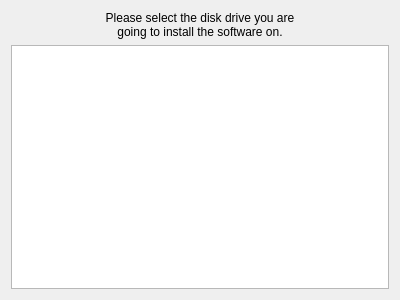
fw-dev/translations, file FWAdminLib/WinMagicFiles/MyPropertyPage2.ui: the form before one commit.
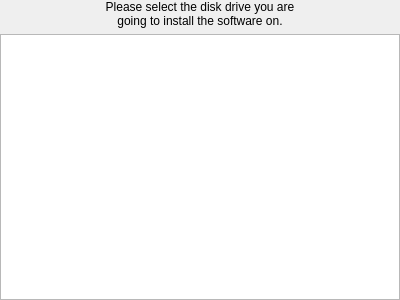
The form after the commit. Custom widgets are drawn as their Qt base class.

```diff
--- a/FWAdminLib/WinMagicFiles/MyPropertyPage2.ui
+++ b/FWAdminLib/WinMagicFiles/MyPropertyPage2.ui
@@ -12,7 +12,10 @@
   <property name="windowTitle" >
    <string>Select Scan Volume</string>
   </property>
-  <layout class="QVBoxLayout" name="verticalLayout" >
+  <layout class="QVBoxLayout" name="verticalLayout">
+   <property name="margin">
+    <number>0</number>
+   </property>
    <item>
     <widget class="QLabel" name="label" >
      <property name="text" >
@@ -25,10 +28,33 @@
     </widget>
    </item>
    <item>
-    <widget class="QListView" name="selectDriveLB" />
+    <widget class="StyledTreeView" name="selectDriveLB">
+     <property name="editTriggers">
+      <set>QAbstractItemView::NoEditTriggers</set>
+     </property>
+     <property name="rootIsDecorated">
+      <bool>false</bool>
+     </property>
+     <property name="headerHidden">
+      <bool>true</bool>
+     </property>
+     <attribute name="headerVisible">
+      <bool>false</bool>
+     </attribute>
+     <attribute name="headerCascadingSectionResizes">
+      <bool>false</bool>
+     </attribute>
+    </widget>
    </item>
   </layout>
  </widget>
+ <customwidgets>
+  <customwidget>
+   <class>StyledTreeView</class>
+   <extends>QTreeView</extends>
+   <header>FileWaveGuiLib/styledviews/styledtreeview.h</header>
+  </customwidget>
+ </customwidgets>
  <resources/>
  <connections/>
 </ui>
```
Left out of the diff: 15 changed lines with no effect on the pictures.
